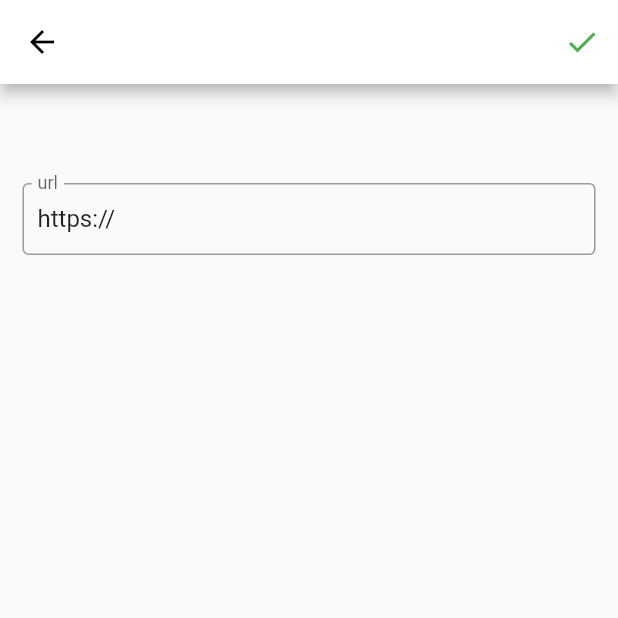
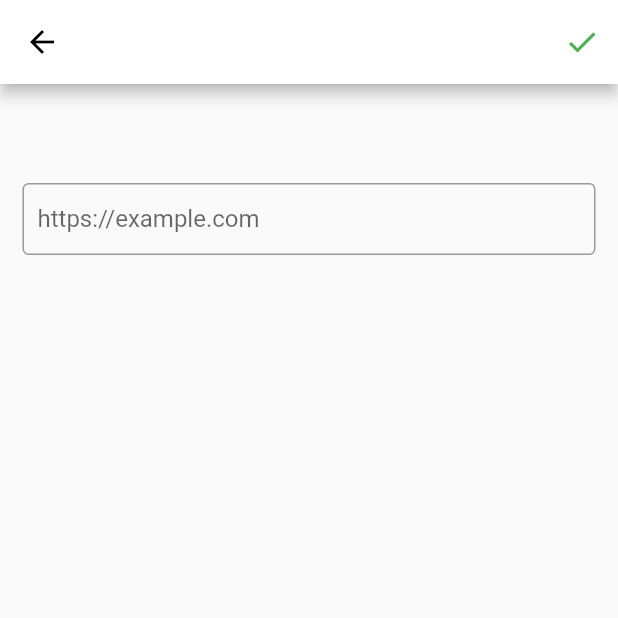
Before and after one commit to Modather-ali/qr_hub, a Flutter app: the CreateQrCodePage screen opened directly, after a tap on "Website", on a phone screen of 412 x 824 dp, the top half of it. Run offline on Flutter 3.47's test engine with Material 2 defaults, Android fonts, the phone set to English and light mode, and no system bars; our stand-ins replace auto_size_text, get, image_gallery_saver, permission_handler, screenshot, share_plus and 1 more; missing offline and left inert: circular_clip_route, qr_code_scanner, syncfusion_flutter_barcodes; accounts and stored records are empty.

Commit message:
update creae qr screen

```diff
--- a/lib/main.dart
+++ b/lib/main.dart
@@ -1,6 +1,8 @@
 import 'package:qr_hub/packages.dart';
 
-void main() {
+void main() async {
+  WidgetsFlutterBinding.ensureInitialized();
+  await SystemChrome.setPreferredOrientations([DeviceOrientation.portraitUp]);
   runApp(const MyApp());
 }
 
--- a/lib/packages.dart
+++ b/lib/packages.dart
@@ -2,7 +2,7 @@ export 'package:auto_size_text/auto_size_text.dart';
 export 'package:circular_clip_route/circular_clip_route.dart';
 export 'package:flutter/foundation.dart';
 export 'package:flutter/material.dart';
-// export 'package:flutter_dismissible_tile/flutter_dismissible_tile.dart';
+export 'package:flutter/services.dart';
 export 'package:get/get.dart';
 export 'package:image_gallery_saver/image_gallery_saver.dart';
 export 'package:path_provider/path_provider.dart';
--- a/lib/src/components/super_text_field.dart
+++ b/lib/src/components/super_text_field.dart
@@ -13,6 +13,7 @@ class SuperTextField extends StatelessWidget {
     this.suffixIcon,
     this.obscureText = false,
     this.controller,
+    this.focusNode,
   }) : super(key: key);
 
   final String fieldName;
@@ -24,6 +25,7 @@ class SuperTextField extends StatelessWidget {
   Widget? suffixIcon;
   bool obscureText;
   TextEditingController? controller;
+  final FocusNode? focusNode;
 
   @override
   Widget build(BuildContext context) {
@@ -36,6 +38,7 @@ class SuperTextField extends StatelessWidget {
         scrollPadding: const EdgeInsets.all(50),
         keyboardType: textInputType,
         textInputAction: textInputAction,
+        focusNode: focusNode,
         decoration: InputDecoration(
           contentPadding: const EdgeInsets.symmetric(horizontal: 10),
           focusedBorder: const OutlineInputBorder(
@@ -45,7 +48,7 @@ class SuperTextField extends StatelessWidget {
             ),
           ),
           border: const OutlineInputBorder(borderSide: BorderSide(width: 2.0)),
-          label: Text(fieldName),
+          hintText: fieldName,
           prefixIcon: prefixIcon,
           suffixIcon: suffixIcon,
         ),
--- a/lib/src/screens/create_qr_code/create_qr_code.dart
+++ b/lib/src/screens/create_qr_code/create_qr_code.dart
@@ -8,6 +8,24 @@ class CreateQrCodePage extends StatefulWidget {
 }
 
 class _CreateQrCodePageState extends State<CreateQrCodePage> {
+  final List<Map> _qrType = [
+    {
+      'type': 'Website',
+      'icon': Icons.link,
+    },
+    {
+      'type': 'Mobile Number',
+      'icon': Icons.phone,
+    },
+    {
+      'type': 'Email',
+      'icon': Icons.email,
+    },
+    // {
+    //   'type':'',
+    //   'icon':''
+    // }
+  ];
   @override
   Widget build(BuildContext context) {
     return Scaffold(
@@ -20,15 +38,18 @@ class _CreateQrCodePageState extends State<CreateQrCodePage> {
         elevation: 1,
       ),
       body: Column(
-        children: [
-          NiceListTile(
-            titleText: 'Website',
-            iconData: Icons.link,
+        children: List.generate(
+          _qrType.length,
+          (index) => NiceListTile(
+            titleText: _qrType[index]['type'],
+            iconData: _qrType[index]['icon'],
             onTap: () {
-              Get.off(() => WebsiteQRCode());
+              Get.off(() => WebsiteQRCode(
+                    urlType: _qrType[index]['type'],
+                  ));
             },
           ),
-        ],
+        ),
       ),
     );
   }
--- a/lib/src/screens/create_qr_code/website_qr_code.dart
+++ b/lib/src/screens/create_qr_code/website_qr_code.dart
@@ -2,17 +2,81 @@ import 'dart:developer';
 
 import 'package:qr_hub/packages.dart';
 
-class WebsiteQRCode extends StatelessWidget {
-  WebsiteQRCode({Key? key}) : super(key: key);
+class WebsiteQRCode extends StatefulWidget {
+  final String urlType;
+  final QRModel? qrModel;
+  const WebsiteQRCode({Key? key, this.urlType = 'Website', this.qrModel})
+      : super(key: key);
 
-  final TextEditingController _textEditingController =
-      TextEditingController(text: 'https://');
+  @override
+  State<WebsiteQRCode> createState() => _WebsiteQRCodeState();
+}
+
+class _WebsiteQRCodeState extends State<WebsiteQRCode> {
+  final TextEditingController _textEditingController = TextEditingController();
 
   final GlobalKey<FormState> _formKey = GlobalKey<FormState>();
-  final SqlDatabase _sqlDatabase = SqlDatabase();
-  final DateUtil _dateUtil = DateUtil();
 
   final QRController _controller = Get.put(QRController());
+
+  final FocusNode _focusNode = FocusNode();
+
+  final Map<String, Map> _textFieldType = {
+    'Website': {
+      'field_label': 'https://example.com',
+      'text_input_type': TextInputType.url,
+    },
+    'Mobile Number': {
+      'field_label': '+249000000000',
+      'text_input_type': TextInputType.phone,
+    },
+    'Email': {
+      'field_label': 'example@example.com',
+      'text_input_type': TextInputType.emailAddress,
+    },
+    // '':{
+    //   'field_label':'',
+    //   'text_input_type' : ''
+    // },
+  };
+
+  _insertNewQR() async {
+    _focusNode.unfocus();
+    String url = checkUrl(_textEditingController.text);
+
+    if (_formKey.currentState!.validate()) {
+      await _controller.insertQRDate(url: url, urlType: widget.urlType);
+      Get.off(() => ViewQrCodeScreen(
+            qrModel: _controller.qrModelsDataList.last,
+            index: _controller.qrModelsDataList
+                .lastIndexOf(_controller.qrModelsDataList.last),
+          ));
+    }
+  }
+
+  String checkUrl(String link) {
+    String url = _textEditingController.text;
+    switch (widget.urlType) {
+      case 'Mobile Number':
+        url = 'tel:$url';
+        break;
+      case 'Email':
+        url = 'mailto:$url';
+        break;
+      default:
+        if (!url.startsWith('http')) {
+          url = 'https://$url';
+        }
+    }
+    log(url);
+    return url;
+  }
+
+  @override
+  void deactivate() {
+    _textEditingController.dispose();
+    super.deactivate();
+  }
 
   @override
   Widget build(BuildContext context) {
@@ -20,22 +84,7 @@ class WebsiteQRCode extends StatelessWidget {
       appBar: AppBar(
         actions: [
           IconButton(
-            onPressed: () async {
-              String url = _textEditingController.text;
-              String urlType = 'website';
-              if (!url.startsWith('http')) {
-                url = 'https://$url';
-                log(url);
-              }
-              if (_formKey.currentState!.validate()) {
-                await _controller.insertQRDate(url: url, urlType: urlType);
-                Get.off(() => ViewQrCodeScreen(
-                      qrModel: _controller.qrModelsDataList.last,
-                      index: _controller.qrModelsDataList
-                          .lastIndexOf(_controller.qrModelsDataList.last),
-                    ));
-              }
-            },
+            onPressed: _insertNewQR,
             icon: const Icon(
               Icons.done,
               color: Colors.green,
@@ -50,8 +99,10 @@ class WebsiteQRCode extends StatelessWidget {
             Form(
               key: _formKey,
               child: SuperTextField(
-                fieldName: "url",
-                textInputType: TextInputType.url,
+                focusNode: _focusNode,
+                fieldName: _textFieldType[widget.urlType]!['field_label'],
+                textInputType:
+                    _textFieldType[widget.urlType]!['text_input_type'],
                 controller: _textEditingController,
                 validator: (value) {
                   if (value!.isEmpty) {
--- a/lib/src/screens/view_qr_code.dart
+++ b/lib/src/screens/view_qr_code.dart
@@ -91,7 +91,7 @@ class ViewQrCodeScreen extends StatelessWidget {
                       child: InkWell(
                         onTap: _openUrl,
                         child: AutoSizeText(
-                          qrModel.url,
+                          qrModel.url.split(':')[1],
                           maxLines: 2,
                           textAlign: TextAlign.center,
                           locale: const Locale('en'),
@@ -165,7 +165,7 @@ class ViewQrCodeScreen extends StatelessWidget {
   _editQRCode() {
     switch (qrModel.urlType) {
       case 'website':
-        Get.to(() => WebsiteQRCode());
+        Get.to(() => const WebsiteQRCode());
         break;
       default:
     }
```
